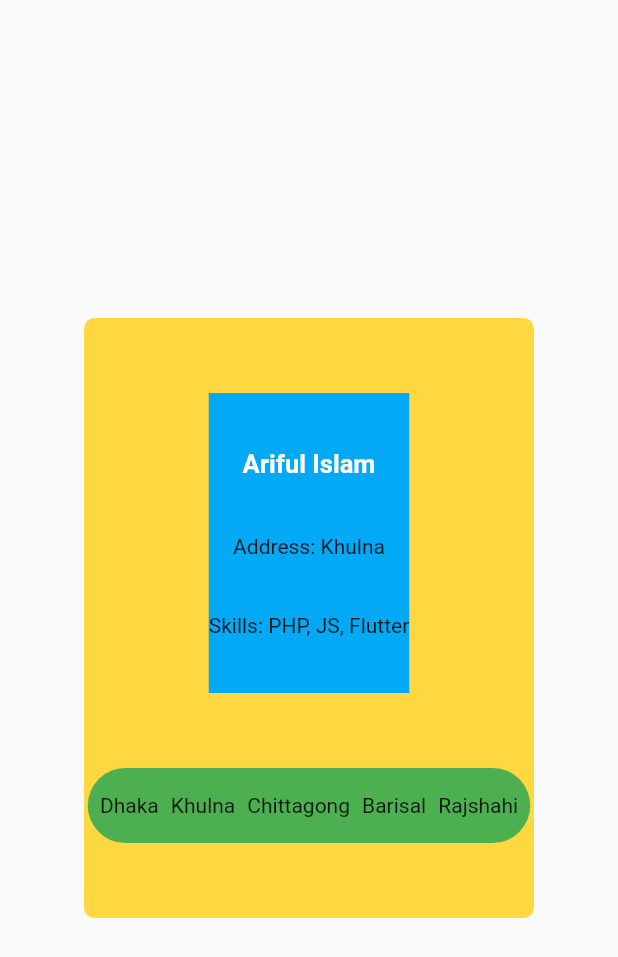
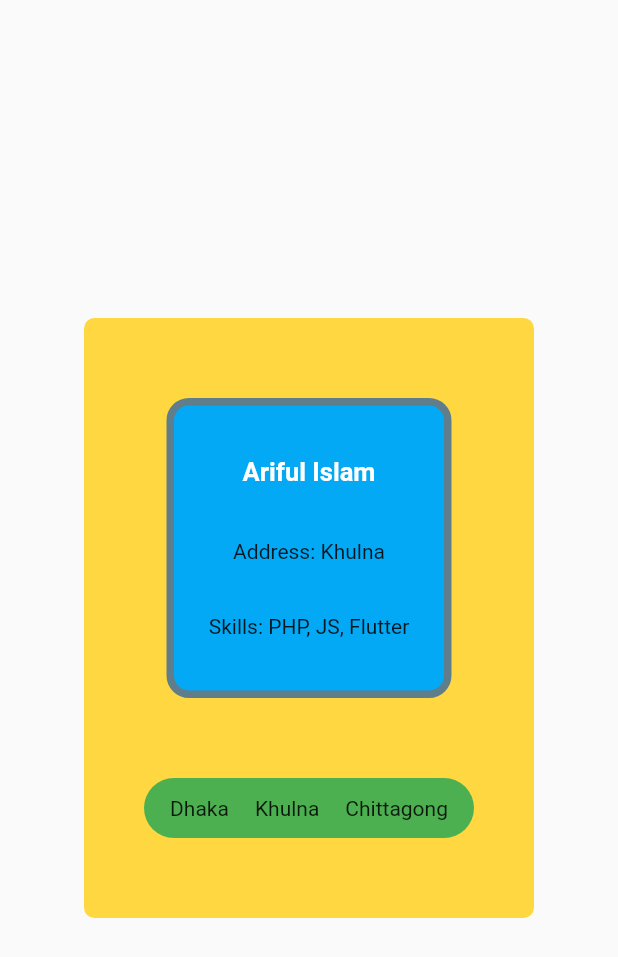
Before and after one commit to arman-arif/learing_flutter_and_dart, a Flutter app: the Home screen opened directly, on a phone screen of 412 x 824 dp. Shown: the top 957 px of the screen. Run offline on Flutter 3.47's test engine with Material 2 defaults, Android fonts, the phone set to English and light mode, and no system bars.

Commit message:
Some modification

```diff
--- a/flutter_projects/flutter_design_test/lib/home.dart
+++ b/flutter_projects/flutter_design_test/lib/home.dart
@@ -25,7 +25,14 @@ class _HomeState extends State<Home> {
             children: [
               Container(
                 height: 200,
-                color: Colors.lightBlue,
+                width: 190,
+                decoration: BoxDecoration(
+                    color: Colors.lightBlue,
+                    borderRadius: BorderRadius.circular(15),
+                    border: Border.all(
+                      color: Colors.blueGrey,
+                      width: 5,
+                    )),
                 child: Column(
                   mainAxisAlignment: MainAxisAlignment.spaceEvenly,
                   children: [
@@ -45,16 +52,14 @@ class _HomeState extends State<Home> {
                 decoration: BoxDecoration(
                     color: Colors.green,
                     borderRadius: BorderRadius.circular(50)),
-                height: 50,
-                width: 295,
+                height: 40,
+                width: 220,
                 child: Row(
                   mainAxisAlignment: MainAxisAlignment.spaceEvenly,
                   children: [
                     Text("Dhaka"),
                     Text("Khulna"),
                     Text("Chittagong"),
-                    Text("Barisal"),
-                    Text("Rajshahi"),
                   ],
                 ),
               ),
```
